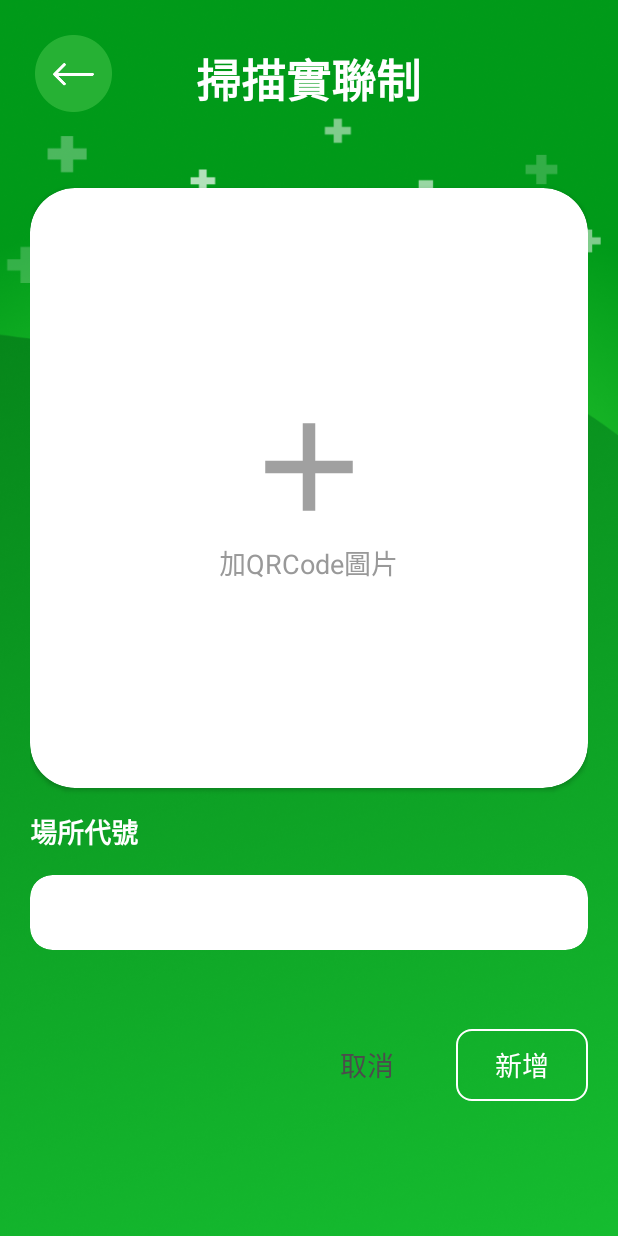
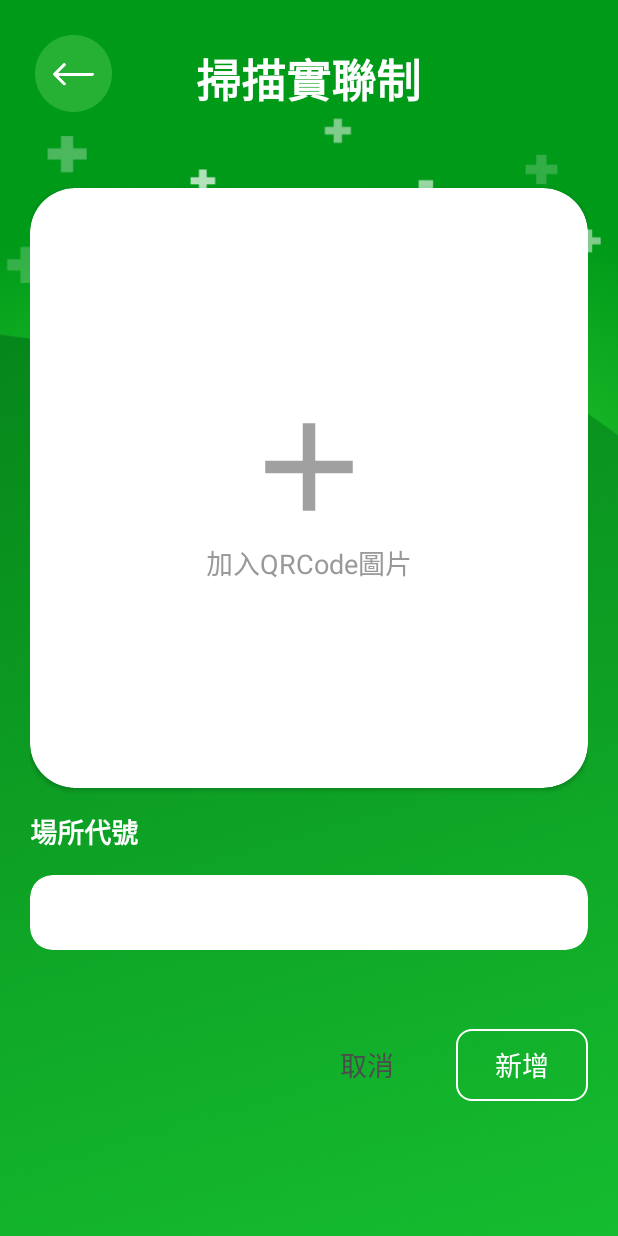
Before and after one commit to Kaih1825/1103, an Android app: the scan_contact screen opened directly, with no data from a screen before it, on a phone screen of 412 x 824 dp. Run offline under Robolectric (Android 15) with nearby library versions, the phone set to English and light mode, and no system bars; libraries missing offline, so code that uses them is left out: coil.transform; 1 statement that could not run was skipped.

Commit message:
0125 完成科目二

```diff
--- a/app/src/main/res/layout/activity_registration_home.xml
+++ b/app/src/main/res/layout/activity_registration_home.xml
@@ -11,6 +11,7 @@
     <androidx.cardview.widget.CardView
         android:id="@+id/delSuccess"
         android:visibility="gone"
+        app:cardElevation="50dp"
         android:layout_width="wrap_content"
         android:layout_height="wrap_content"
         android:layout_centerInParent="true"
@@ -345,6 +346,7 @@
         <androidx.cardview.widget.CardView
             android:id="@+id/addSuccess"
             android:visibility="gone"
+            app:cardElevation="20dp"
             android:layout_width="wrap_content"
             android:layout_height="wrap_content"
             android:layout_centerInParent="true"
--- a/app/src/main/res/layout/activity_scan_contact.xml
+++ b/app/src/main/res/layout/activity_scan_contact.xml
@@ -5,8 +5,12 @@
     android:layout_width="match_parent"
     android:layout_height="match_parent"
     android:background="@drawable/a20"
-    android:paddingHorizontal="20dp"
     tools:context=".scan_contact">
+
+    <RelativeLayout
+        android:layout_width="match_parent"
+        android:layout_height="match_parent"
+        android:paddingHorizontal="20dp">
         <ImageButton
             android:id="@+id/btn_back"
             android:layout_width="wrap_content"
@@ -55,12 +59,17 @@
                 <TextView
                     android:layout_width="wrap_content"
                     android:layout_height="wrap_content"
-                android:text="加QRCode圖片"
+                    android:text="加入QRCode圖片"
                     android:layout_gravity="center"
                     android:textSize="18dp"
                     android:textColor="@color/grey"
                     android:gravity="center"/>
             </LinearLayout>
+            <ImageView
+                android:id="@+id/img_qrCode"
+                android:layout_width="match_parent"
+                android:layout_height="match_parent"
+                android:layout_margin="30dp"/>
         </androidx.cardview.widget.CardView>
 
         <TextView
@@ -88,9 +97,10 @@
                 android:layout_width="match_parent"
                 android:layout_height="match_parent"
                 android:textSize="16dp"
+                android:gravity="center"
                 android:textStyle="bold"
                 android:textAlignment="center"
-            android:textColor="@color/green" />
+                android:textColor="@color/grey" />
         </androidx.cardview.widget.CardView>
 
         <LinearLayout
@@ -119,5 +129,41 @@
         </LinearLayout>
 
 
+    </RelativeLayout>
+    <ImageView
+        android:visibility="gone"
+        android:layout_width="match_parent"
+        android:layout_height="match_parent"
+        android:id="@+id/dialogBackground2"/>
+    <androidx.cardview.widget.CardView
+        android:id="@+id/addSuccess2"
+        app:cardElevation="50dp"
+        android:visibility="gone"
+        android:layout_width="wrap_content"
+        android:layout_height="wrap_content"
+        android:layout_centerInParent="true"
+        app:cardCornerRadius="10dp"
+        app:cardBackgroundColor="@color/white">
+        <LinearLayout
+            android:orientation="vertical"
+            android:layout_width="wrap_content"
+            android:layout_margin="30dp"
+            android:layout_height="wrap_content">
+            <ImageView
+                android:layout_width="wrap_content"
+                android:layout_marginBottom="5dp"
+                android:layout_height="wrap_content"
+                android:src="@drawable/a21"/>
+            <TextView
+                android:layout_marginTop="5dp"
+                android:layout_width="wrap_content"
+                android:layout_height="wrap_content"
+                android:layout_gravity="center"
+                android:textColor="@color/green"
+                android:textSize="18dp"
+                android:textStyle="bold"
+                android:text="新增成功"/>
+        </LinearLayout>
+    </androidx.cardview.widget.CardView>
 
 </RelativeLayout>
```
Also changed, not shown: app/src/main/java/com/extra/a1103/Dialogs/addContactDialog.kt (+11 -0 lines), app/src/main/java/com/extra/a1103/registration_home.kt (+7 -1 lines), app/src/main/java/com/extra/a1103/scan_contact.kt (+155 -1 lines). Lines whose indentation alone changed are shown as unchanged.
